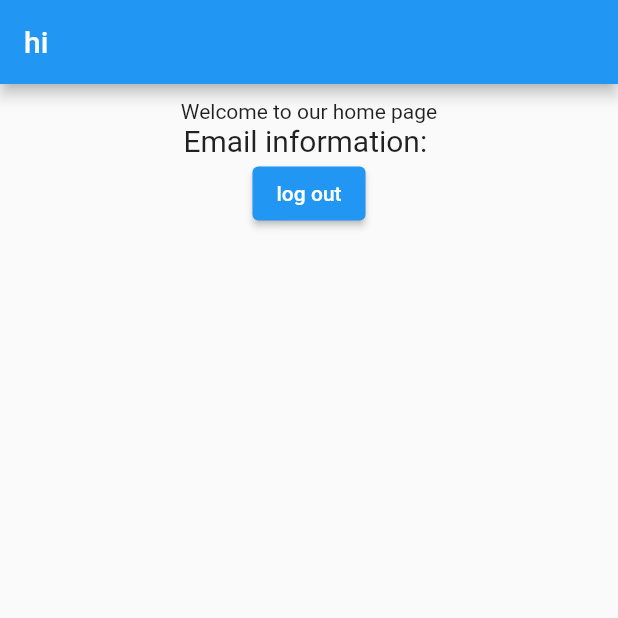
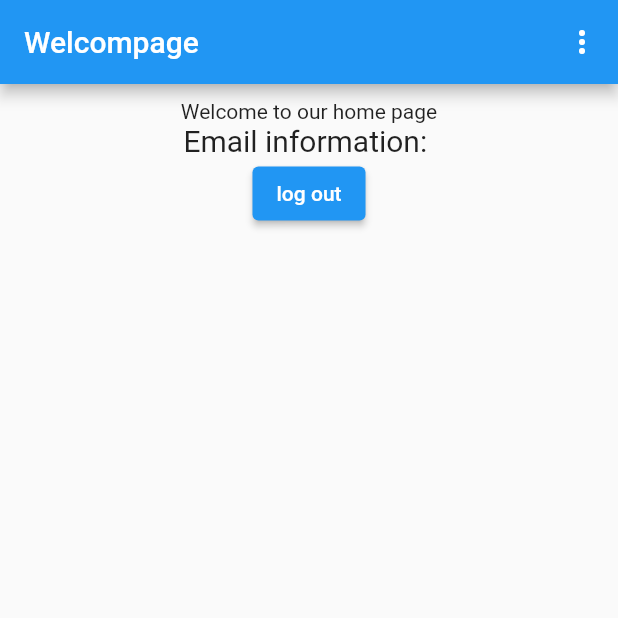
Before and after one commit to teelekxx/Pocket-Pharma, a Flutter app: the WelcomePage screen opened directly, on a phone screen of 412 x 824 dp, the top half of it. Run offline on Flutter 3.47's test engine with Material 2 defaults, Android fonts, the phone set to English and light mode, and no system bars; our stand-ins replace firebase_auth, firebase_core, fluttertoast, form_field_validator; accounts and stored records are empty.

Commit message:
Create Dropdown for mainpage

```diff
--- /dev/null
+++ b/flutter_application_teamproject/lib/data/menu_items.dart
@@ -0,0 +1,29 @@
+import 'package:flutter_application_teamproject/model/meun_item.dart';
+import 'package:flutter/material.dart';
+
+
+class MenuItems{
+  static const itemSetting = MenuItem(
+    text: 'Setting',
+    icon:Icons.settings
+    );
+
+  static const itemShare = MenuItem(
+    text: 'Share',
+    icon:Icons.share
+    );
+
+  static const itemSignout = MenuItem(
+    text: 'Signout',
+    icon:Icons.logout
+    );
+
+   static const List<MenuItem> itemFirst =[
+    itemSetting,
+    itemShare
+  ];
+
+  static const List<MenuItem> itemSecond =[
+    itemSignout
+  ];
+}
--- /dev/null
+++ b/flutter_application_teamproject/lib/model/meun_item.dart
@@ -0,0 +1,11 @@
+import 'package:flutter/material.dart';
+
+class MenuItem {
+   final String text;
+   final IconData icon;
+
+  const MenuItem(
+    {required this.text,
+    required this.icon
+    });
+}
--- a/flutter_application_teamproject/lib/page/startpage.dart
+++ b/flutter_application_teamproject/lib/page/startpage.dart
@@ -41,7 +41,7 @@ class _HomePageState extends State<HomePage> {
                 Image.asset("assets/images/medicine.png",height: 70,),
                 Padding(
                   padding: const EdgeInsets.all(30),
-                  child: Text("The most worldwide medicine app that will provide the best soluton for customer"
+                  child: Text(":The most worldwide medicine app that will provide the best soluton for customer"
                   ,style: TextStyle(fontSize: 20,color: Colors.black),),
                 ),
                 // SizedBox(height: 10,),
--- a/flutter_application_teamproject/lib/page/welcomepage.dart
+++ b/flutter_application_teamproject/lib/page/welcomepage.dart
@@ -1,5 +1,8 @@
 import 'package:firebase_auth/firebase_auth.dart';
 import 'package:flutter/material.dart';
+import 'package:flutter_application_teamproject/data/menu_items.dart';
+import 'package:flutter_application_teamproject/model/meun_item.dart';
+import 'package:flutter_application_teamproject/page/profilepage.dart';
 import 'package:flutter_application_teamproject/page/startpage.dart';
 
 class WelcomePage extends StatefulWidget {
@@ -12,7 +15,19 @@ class _WelcomePageState extends State<WelcomePage> {
   @override
   Widget build(BuildContext context) {
     return  Scaffold(
-      appBar: AppBar(title: Text("hi"),
+      appBar: AppBar(title: Text("Welcompage"),
+      actions: [
+
+        PopupMenuButton<MenuItem>(
+          onSelected: (item)=>onSelected(context,item),
+          itemBuilder: (context)=>[
+           ...MenuItems.itemFirst.map(buildItem).toList(),
+           PopupMenuDivider(),
+           ...MenuItems.itemSecond.map(buildItem).toList(),
+        ],
+
+        )
+      ],
       ),
       body: Padding(
         padding: const EdgeInsets.all(10.0),
@@ -35,4 +50,30 @@ class _WelcomePageState extends State<WelcomePage> {
       )
     );
   }
+  PopupMenuItem<MenuItem> buildItem(MenuItem item) =>
+  PopupMenuItem<MenuItem>(
+    value:item,
+    child: Row(children: [
+    Icon(item.icon,color:Colors.black,size:20),
+    const SizedBox(width:12),
+    Text(item.text)
+    ],)
+    );
+
+  void onSelected(BuildContext context,MenuItem item){
+    switch (item){
+      case MenuItems.itemSetting:
+          Navigator.of(context).push(
+            MaterialPageRoute(builder: (context)=> ProfilePage())
+          );
+          break;
+
+      case MenuItems.itemSignout:
+          Navigator.of(context).push(
+            MaterialPageRoute(builder: (context)=> HomePage())
+          );
+          break;
+
+    }
+  }
 }
```
Also changed, not shown: flutter_application_teamproject/lib/page/profilepage.dart (added, +17 -0 lines).
